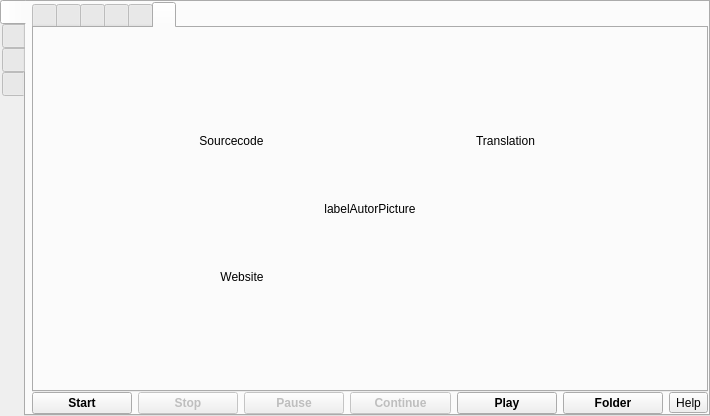
Qt form src/formMainWindow.ui (vkohaupt/vokoscreenNG) before a commit.
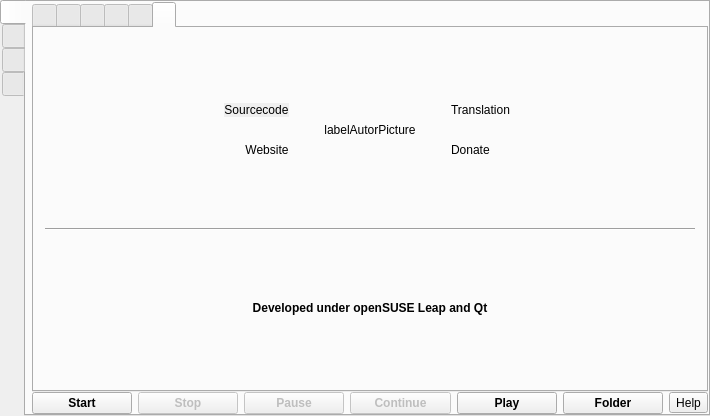
The same form after that commit. The open tabs and pages were chosen to show the change. Icons and pictures are not drawn.

Diff of the .ui file:
```diff
--- a/src/formMainWindow.ui
+++ b/src/formMainWindow.ui
@@ -1945,11 +1945,27 @@
            <attribute name="title">
             <string notr="true"/>
            </attribute>
-           <layout class="QHBoxLayout" name="horizontalLayout_10" stretch="0">
+           <layout class="QVBoxLayout" name="verticalLayout_3" stretch="0,0,0,0,0,0,0">
+            <item>
+             <spacer name="verticalSpacer_14">
+              <property name="orientation">
+               <enum>Qt::Vertical</enum>
+              </property>
+              <property name="sizeHint" stdset="0">
+               <size>
+                <width>20</width>
+                <height>40</height>
+               </size>
+              </property>
+             </spacer>
+            </item>
             <item>
              <layout class="QGridLayout" name="gridLayout_7">
               <item row="0" column="0" alignment="Qt::AlignRight|Qt::AlignBottom">
                <widget class="QLabel" name="labelSourcecodeUrl">
+                <property name="autoFillBackground">
+                 <bool>true</bool>
+                </property>
                 <property name="text">
                  <string notr="true">Sourcecode</string>
                 </property>
@@ -1978,8 +1994,8 @@
                <widget class="QLabel" name="labelAutorPicture">
                 <property name="maximumSize">
                  <size>
-                  <width>200</width>
-                  <height>200</height>
+                  <width>150</width>
+                  <height>150</height>
                  </size>
                 </property>
                 <property name="text">
@@ -2006,8 +2022,91 @@
                 </property>
                </widget>
               </item>
+              <item row="2" column="2">
+               <widget class="QLabel" name="labelDonateUrl">
+                <property name="text">
+                 <string>Donate</string>
+                </property>
+                <property name="alignment">
+                 <set>Qt::AlignLeading|Qt::AlignLeft|Qt::AlignTop</set>
+                </property>
+                <property name="openExternalLinks">
+                 <bool>true</bool>
+                </property>
+               </widget>
+              </item>
              </layout>
             </item>
+            <item>
+             <spacer name="verticalSpacer_11">
+              <property name="orientation">
+               <enum>Qt::Vertical</enum>
+              </property>
+              <property name="sizeHint" stdset="0">
+               <size>
+                <width>20</width>
+                <height>40</height>
+               </size>
+              </property>
+             </spacer>
+            </item>
+            <item>
+             <widget class="Line" name="line_13">
+              <property name="orientation">
+               <enum>Qt::Horizontal</enum>
+              </property>
+             </widget>
+            </item>
+            <item>
+             <spacer name="verticalSpacer_7">
+              <property name="orientation">
+               <enum>Qt::Vertical</enum>
+              </property>
+              <property name="sizeHint" stdset="0">
+               <size>
+                <width>20</width>
+                <height>40</height>
+               </size>
+              </property>
+             </spacer>
+            </item>
+            <item>
+             <layout class="QHBoxLayout" name="horizontalLayout_10">
+              <item>
+               <layout class="QVBoxLayout" name="verticalLayout_15">
+                <item>
+                 <widget class="QLabel" name="label_28">
+                  <property name="font">
+                   <font>
+                    <weight>75</weight>
+                    <bold>true</bold>
+                   </font>
+                  </property>
+                  <property name="text">
+                   <string notr="true">Developed under openSUSE Leap and Qt</string>
+                  </property>
+                  <property name="alignment">
+                   <set>Qt::AlignCenter</set>
+                  </property>
+                 </widget>
+                </item>
+               </layout>
+              </item>
+             </layout>
+            </item>
+            <item>
+             <spacer name="verticalSpacer_12">
+              <property name="orientation">
+               <enum>Qt::Vertical</enum>
+              </property>
+              <property name="sizeHint" stdset="0">
+               <size>
+                <width>20</width>
+                <height>40</height>
+               </size>
+              </property>
+             </spacer>
+            </item>
            </layout>
           </widget>
          </widget>
```
Left out of the diff: 2 changed lines with no effect on the pictures.
